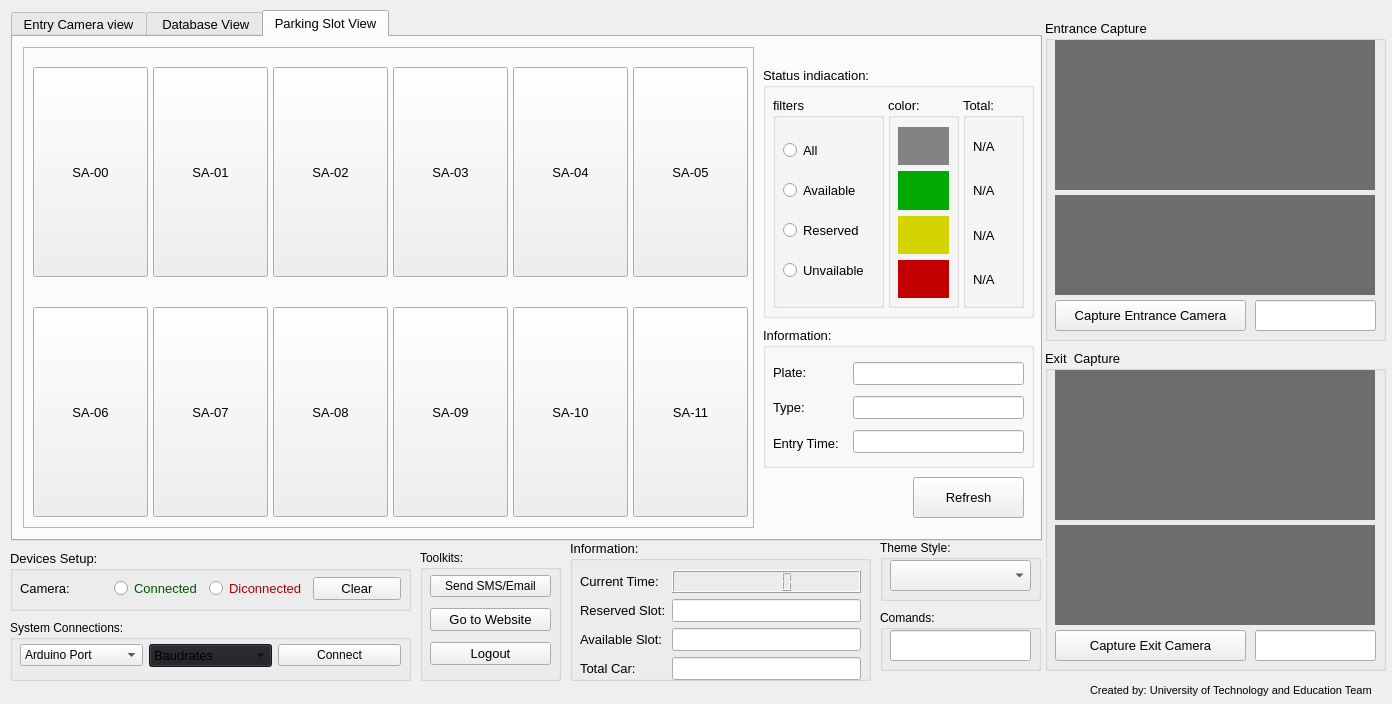
The window that ui/main.ui (leonardin999/Smart-Parking-System) describes before a commit, drawn with Qt 5.
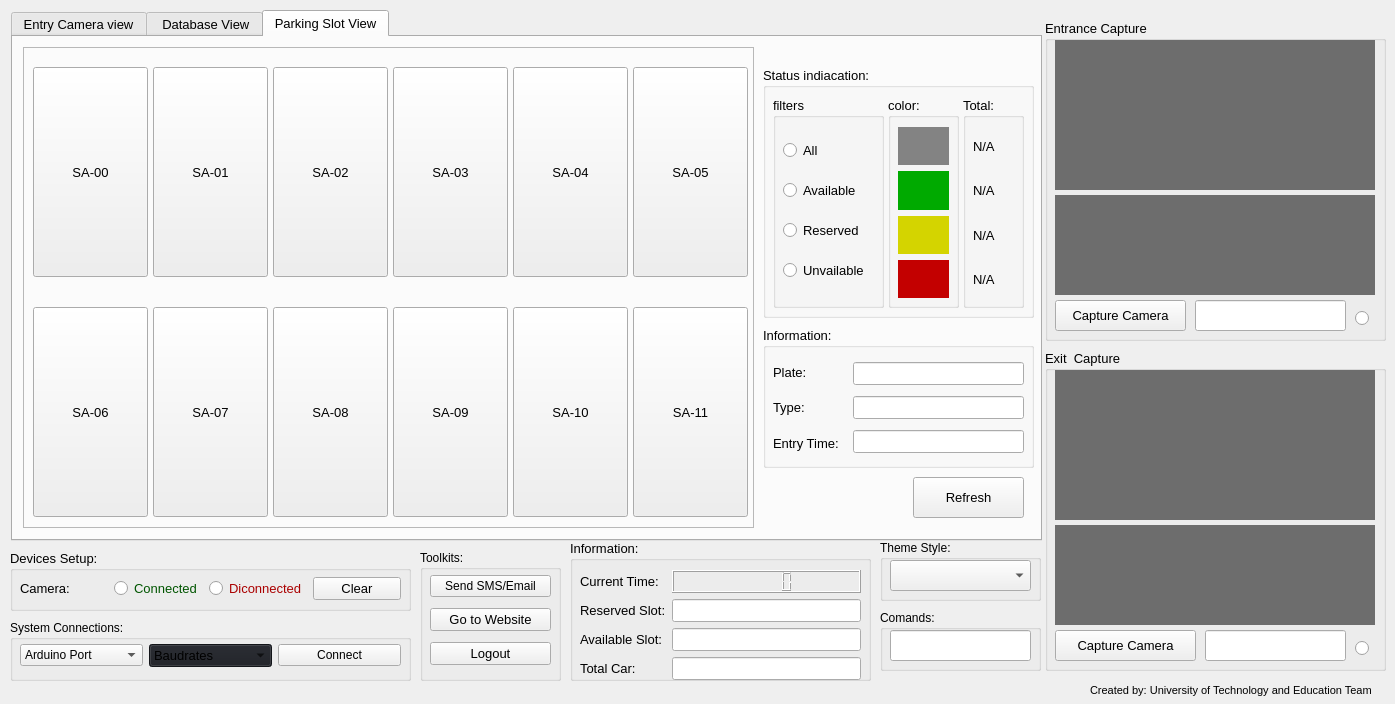
The same window after the commit.

```diff
--- a/ui/main.ui
+++ b/ui/main.ui
@@ -7,7 +7,7 @@
    <rect>
     <x>0</x>
     <y>0</y>
-    <width>1392</width>
+    <width>1395</width>
     <height>704</height>
    </rect>
   </property>
@@ -895,24 +895,41 @@
       <rect>
        <x>10</x>
        <y>280</y>
-       <width>191</width>
+       <width>131</width>
        <height>31</height>
       </rect>
      </property>
      <property name="text">
-      <string>Capture Entrance Camera</string>
+      <string>Capture Camera</string>
      </property>
     </widget>
     <widget class="QLineEdit" name="entrance_result">
      <property name="geometry">
       <rect>
-       <x>210</x>
+       <x>150</x>
        <y>280</y>
-       <width>121</width>
+       <width>151</width>
        <height>31</height>
       </rect>
      </property>
     </widget>
+    <widget class="QRadioButton" name="accept_entrance">
+     <property name="geometry">
+      <rect>
+       <x>310</x>
+       <y>290</y>
+       <width>16</width>
+       <height>16</height>
+      </rect>
+     </property>
+     <property name="styleSheet">
+      <string notr="true">selection-color: rgb(0, 170, 0);
+color: rgb(0, 255, 0);</string>
+     </property>
+     <property name="text">
+      <string/>
+     </property>
+    </widget>
    </widget>
    <widget class="QGroupBox" name="groupBox_8">
     <property name="geometry">
@@ -971,24 +988,41 @@
       <rect>
        <x>10</x>
        <y>280</y>
-       <width>191</width>
+       <width>141</width>
        <height>31</height>
       </rect>
      </property>
      <property name="text">
-      <string>Capture Exit Camera</string>
+      <string>Capture Camera</string>
      </property>
     </widget>
     <widget class="QLineEdit" name="exit_result">
      <property name="geometry">
       <rect>
-       <x>210</x>
+       <x>160</x>
        <y>280</y>
-       <width>121</width>
+       <width>141</width>
        <height>31</height>
       </rect>
      </property>
     </widget>
+    <widget class="QRadioButton" name="accept_exit">
+     <property name="geometry">
+      <rect>
+       <x>310</x>
+       <y>290</y>
+       <width>16</width>
+       <height>16</height>
+      </rect>
+     </property>
+     <property name="styleSheet">
+      <string notr="true">selection-color: rgb(0, 170, 0);
+color: rgb(0, 255, 0);</string>
+     </property>
+     <property name="text">
+      <string/>
+     </property>
+    </widget>
    </widget>
    <widget class="QGroupBox" name="groupBox_10">
     <property name="geometry">
```
